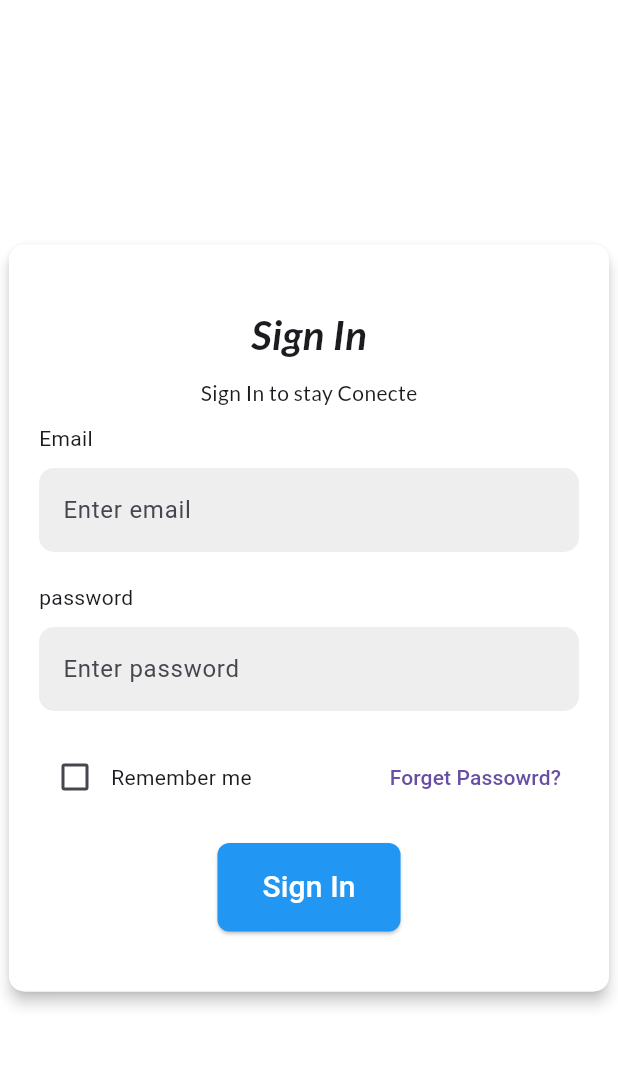
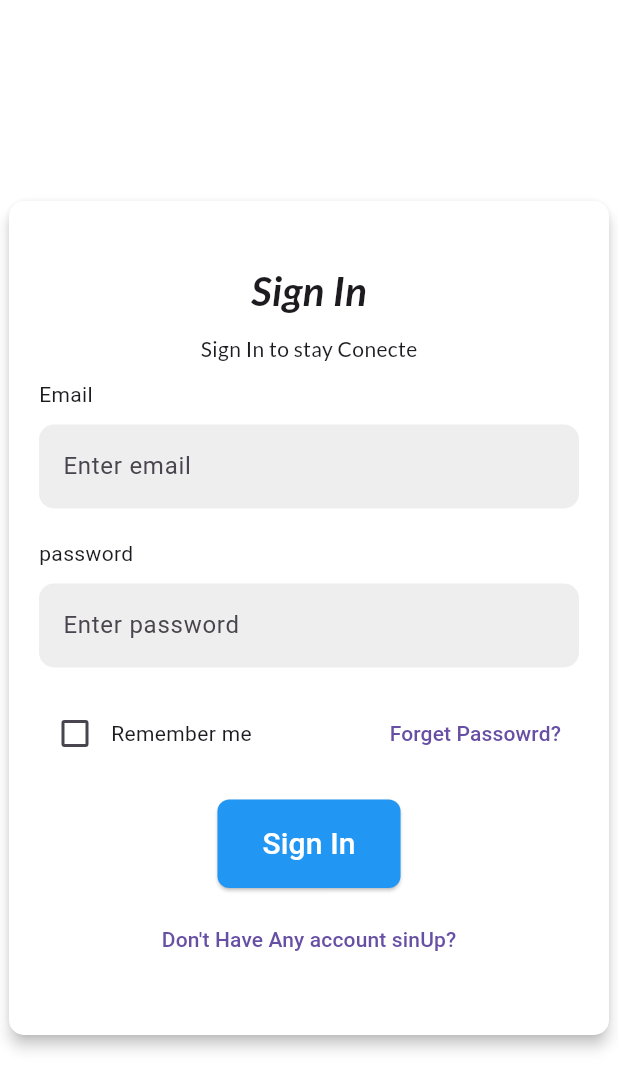
Before and after one commit to moha-shiine/Commision-system, a Flutter app: the screen it shows after launch, on a phone screen of 412 x 824 dp. Shown: the top 1090 px of the screen. Run offline on Flutter 3.47's test engine with Material 3 defaults, Android fonts, the phone set to English and light mode, and no system bars; our stand-ins replace gap, google_fonts.

Commit message:
login design Complete

```diff
--- a/lib/app/login/views/login.dart
+++ b/lib/app/login/views/login.dart
@@ -145,6 +145,13 @@ class _LoginViewsState extends State<LoginViews> {
                           style: TextStyle(fontSize: 20, color: Colors.white),
                         ),
                       ),
+                    ),
+                    Gap(10),
+                    Center(
+                      child: TextButton(
+                        onPressed: () {},
+                        child: Text("Don't Have Any account sinUp?"),
+                      ),
                     )
                   ],
                 ),
```
